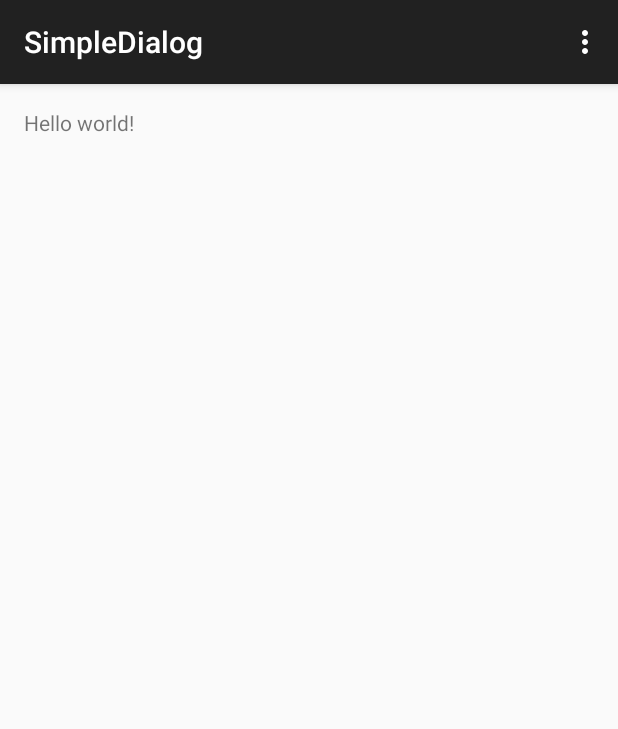
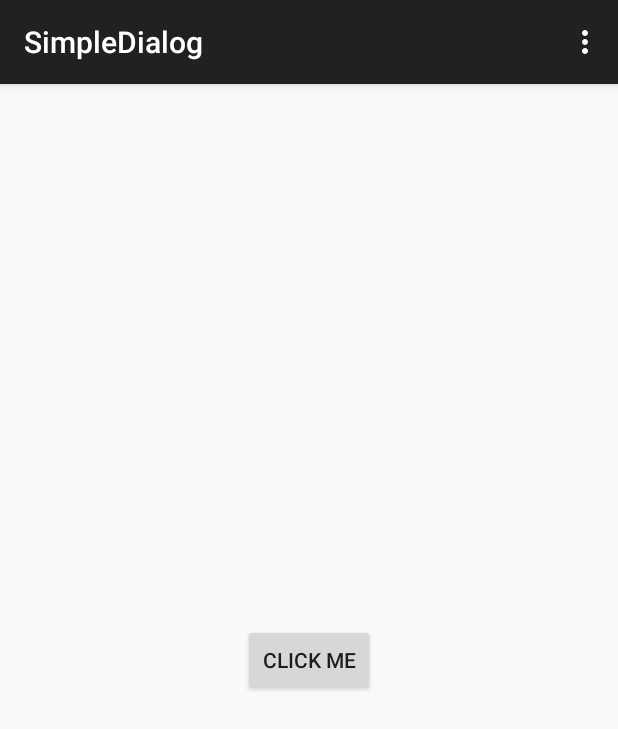
Before and after one commit to misuher/Android-Learn, an Android app: the screen it shows after launch (MainActivity), on a phone screen of 412 x 824 dp. Shown: the top 729 px of the screen. Run offline under Robolectric (Android 15) with nearby library versions, the phone set to English and light mode, and no system bars.

Commit message:
add layout

```diff
--- a/SimpleDialog/app/src/main/java/com/example/meser/simpledialog/MainActivity.java
+++ b/SimpleDialog/app/src/main/java/com/example/meser/simpledialog/MainActivity.java
@@ -13,6 +13,8 @@ public class MainActivity extends ActionBarActivity {
         super.onCreate(savedInstanceState);
         setContentView(R.layout.activity_main);
     }
+
+
 
     @Override
     public boolean onCreateOptionsMenu(Menu menu) {
--- a/SimpleDialog/app/src/main/res/layout/activity_main.xml
+++ b/SimpleDialog/app/src/main/res/layout/activity_main.xml
@@ -5,7 +5,11 @@
     android:paddingTop="@dimen/activity_vertical_margin"
     android:paddingBottom="@dimen/activity_vertical_margin" tools:context=".MainActivity">
 
-    <TextView android:text="@string/hello_world" android:layout_width="wrap_content"
-        android:layout_height="wrap_content" />
-
+    <Button
+        android:layout_width="wrap_content"
+        android:layout_height="wrap_content"
+        android:text="@string/mybutton"
+        android:id="@+id/button"
+        android:layout_centerVertical="true"
+        android:layout_centerHorizontal="true" />
 </RelativeLayout>
--- a/SimpleDialog/app/src/main/res/values/strings.xml
+++ b/SimpleDialog/app/src/main/res/values/strings.xml
@@ -3,4 +3,5 @@
 
     <string name="hello_world">Hello world!</string>
     <string name="action_settings">Settings</string>
+    <string name="mybutton">click me</string>
 </resources>
```
Also changed, not shown: 1 other file.
